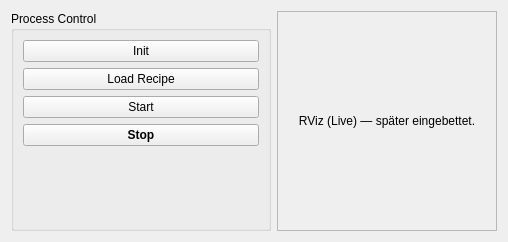
The window that Spraycoater/resource/ui/tabs/process/process_tab.ui (mikv75-lab/ROS-Project) describes before a commit, drawn with Qt 5.
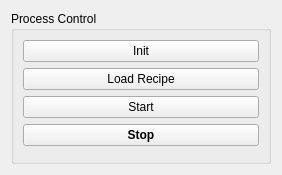
The same window after the commit.

Diff of the .ui file:
```diff
--- a/Spraycoater/resource/ui/tabs/process/process_tab.ui
+++ b/Spraycoater/resource/ui/tabs/process/process_tab.ui
@@ -63,30 +63,6 @@
      </layout>
     </widget>
    </item>
-
-   <!-- Rechte Seite: leerer RViz-Placeholder (später eingebettet) -->
-   <item>
-    <!-- WICHTIG: objectName = rvizContainer (vom Code verwendet) -->
-    <widget class="QFrame" name="rvizContainer">
-     <property name="frameShape"><enum>QFrame::StyledPanel</enum></property>
-     <property name="frameShadow"><enum>QFrame::Raised</enum></property>
-     <layout class="QVBoxLayout" name="rvizLayout">
-      <item>
-       <widget class="QLabel" name="lblRvizHint">
-        <property name="text">
-         <string>RViz (Live) — später eingebettet.</string>
-        </property>
-        <property name="alignment">
-         <set>Qt::AlignHCenter|Qt::AlignVCenter</set>
-        </property>
-        <property name="minimumSize">
-         <size><width>200</width><height>200</height></size>
-        </property>
-       </widget>
-      </item>
-     </layout>
-    </widget>
-   </item>
   </layout>
  </widget>
 
```
Left out of the diff: 2 changed lines with no effect on the pictures.
